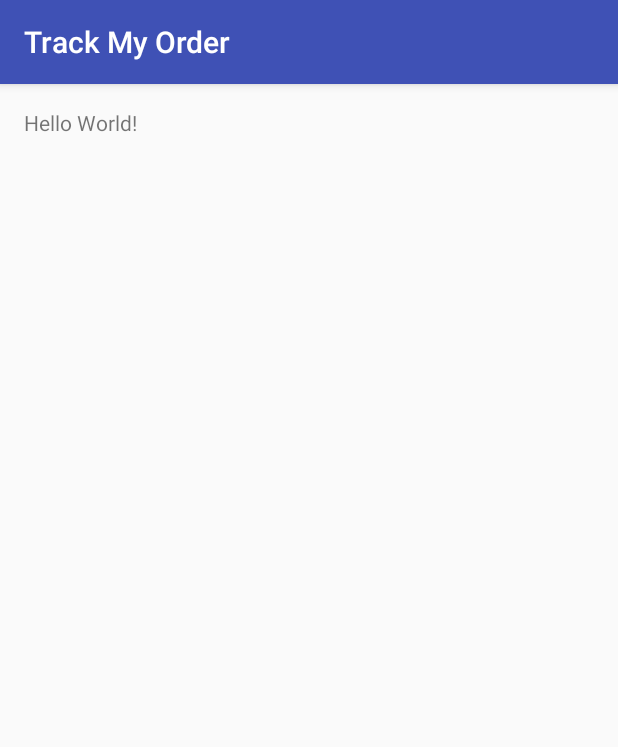
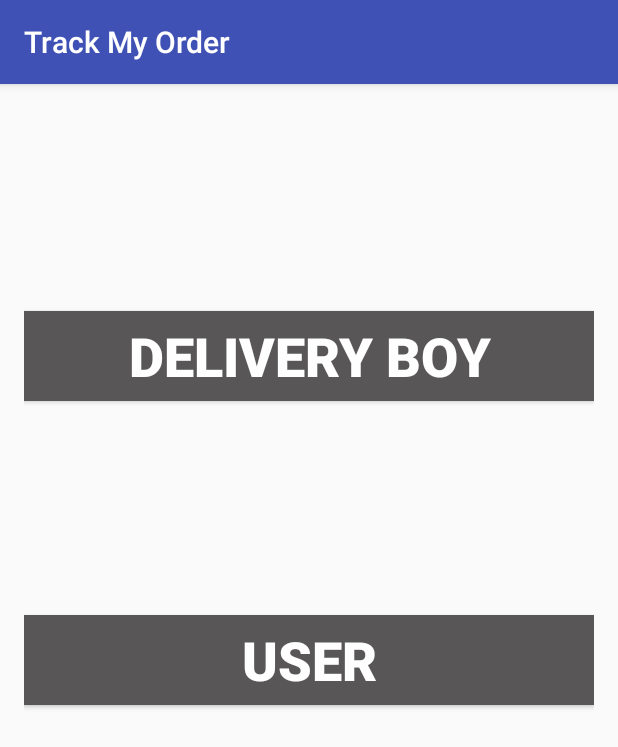
Before and after one commit to kalyandechiraju/track-my-order, an Android app: the screen it shows after launch (MainActivity), on a phone screen of 412 x 824 dp. Shown: the top 747 px of the screen. Run offline under Robolectric (Android 15) with nearby library versions, the phone set to English and light mode, and no system bars.

Commit message:
added login and main activity

```diff
--- a/app/src/main/AndroidManifest.xml
+++ b/app/src/main/AndroidManifest.xml
@@ -15,6 +15,7 @@
                 <category android:name="android.intent.category.LAUNCHER" />
             </intent-filter>
         </activity>
+        <activity android:name=".LoginDBoy"></activity>
     </application>
 
 </manifest>
--- a/app/src/main/res/layout/activity_main.xml
+++ b/app/src/main/res/layout/activity_main.xml
@@ -9,8 +9,40 @@
     android:paddingTop="@dimen/activity_vertical_margin"
     tools:context="com.challengers.trackmyorder.MainActivity">
 
-    <TextView
+    <Button
         android:layout_width="wrap_content"
-        android:layout_height="wrap_content"
-        android:text="Hello World!" />
+        android:layout_height="60dp"
+        android:text="Delivery Boy"
+        android:id="@+id/deliveryboy"
+        android:background="#585656"
+        android:textColor="#fefefe"
+        android:gravity="center"
+
+        android:textSize="36sp"
+        android:textStyle="bold"
+        style="@style/Base.TextAppearance.AppCompat.Title"
+        android:layout_alignParentTop="true"
+        android:layout_alignParentLeft="true"
+        android:layout_alignParentStart="true"
+        android:layout_marginTop="135dp"
+        android:layout_alignRight="@+id/User"
+        android:layout_alignEnd="@+id/User" />
+
+   <Button
+    android:layout_width="wrap_content"
+    android:layout_height="60dp"
+    android:text="User"
+    android:id="@+id/User"
+       android:background="#585656"
+    android:textColor="#fefefe"
+    android:gravity="center"
+
+    android:textSize="36sp"
+    android:textStyle="bold"
+       style="@style/Base.TextAppearance.AppCompat.Title"
+       android:layout_centerVertical="true"
+       android:layout_alignParentLeft="true"
+       android:layout_alignParentStart="true"
+       android:layout_alignParentRight="true"
+       android:layout_alignParentEnd="true" />
 </RelativeLayout>
```
Also changed, not shown: app/src/main/java/com/challengers/trackmyorder/LoginDBoy.java (added, +14 -0 lines), app/src/main/res/layout/activity_login_dboy.xml (added, +22 -0 lines), 2 other files.
